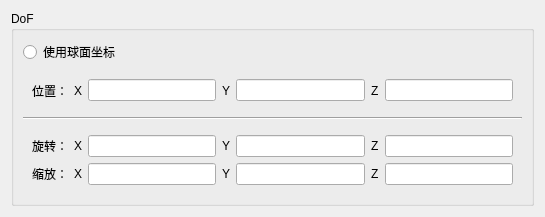
Before: the Qt Designer form plugins/ctk_war_ui/DoFPropertyWgt.ui in shamozhishu/zoo, drawn with Qt 5.
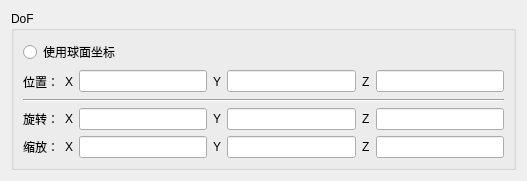
After: the same form once the commit is applied.

```diff
--- a/plugins/ctk_war_ui/DoFPropertyWgt.ui
+++ b/plugins/ctk_war_ui/DoFPropertyWgt.ui
@@ -6,8 +6,8 @@
    <rect>
     <x>0</x>
     <y>0</y>
-    <width>545</width>
-    <height>189</height>
+    <width>527</width>
+    <height>153</height>
    </rect>
   </property>
   <property name="sizePolicy">
@@ -46,6 +46,9 @@
         </property>
         <widget class="QWidget" name="page">
          <layout class="QHBoxLayout" name="horizontalLayout_2">
+          <property name="margin">
+           <number>0</number>
+          </property>
           <item>
            <widget class="QLabel" name="label">
             <property name="sizePolicy">
@@ -135,6 +138,9 @@
         </widget>
         <widget class="QWidget" name="page_2">
          <layout class="QHBoxLayout" name="horizontalLayout">
+          <property name="margin">
+           <number>0</number>
+          </property>
           <item>
            <widget class="QLabel" name="label_13">
             <property name="sizePolicy">
@@ -246,6 +252,9 @@
         </property>
         <widget class="QWidget" name="page_3">
          <layout class="QGridLayout" name="gridLayout">
+          <property name="margin">
+           <number>0</number>
+          </property>
           <item row="0" column="0">
            <widget class="QLabel" name="label_2">
             <property name="sizePolicy">
```
